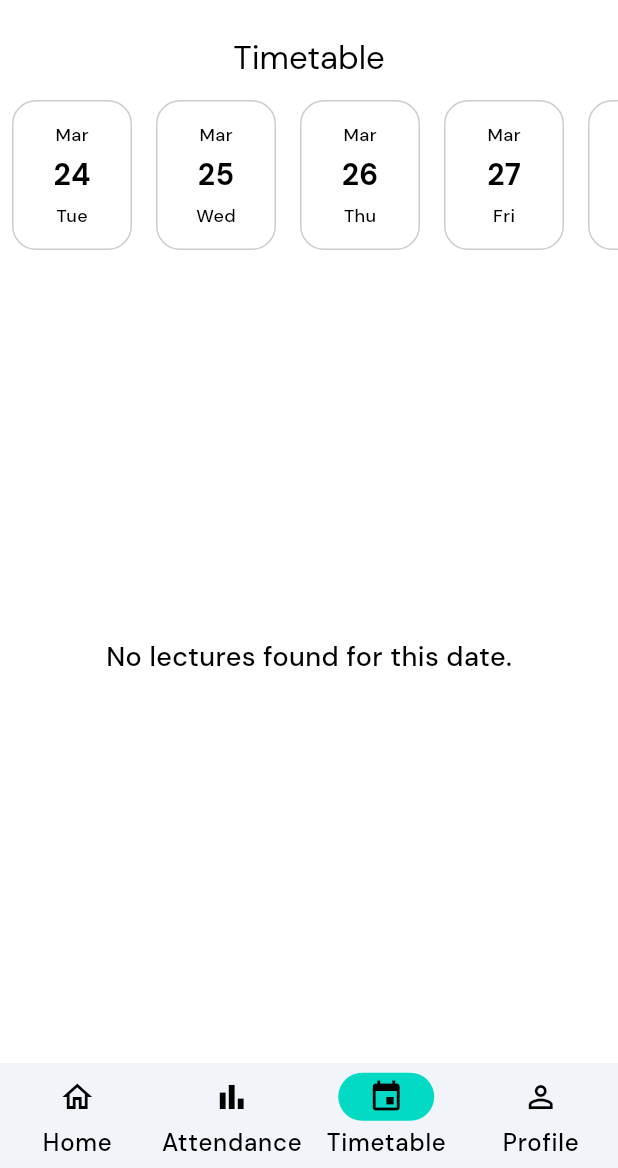
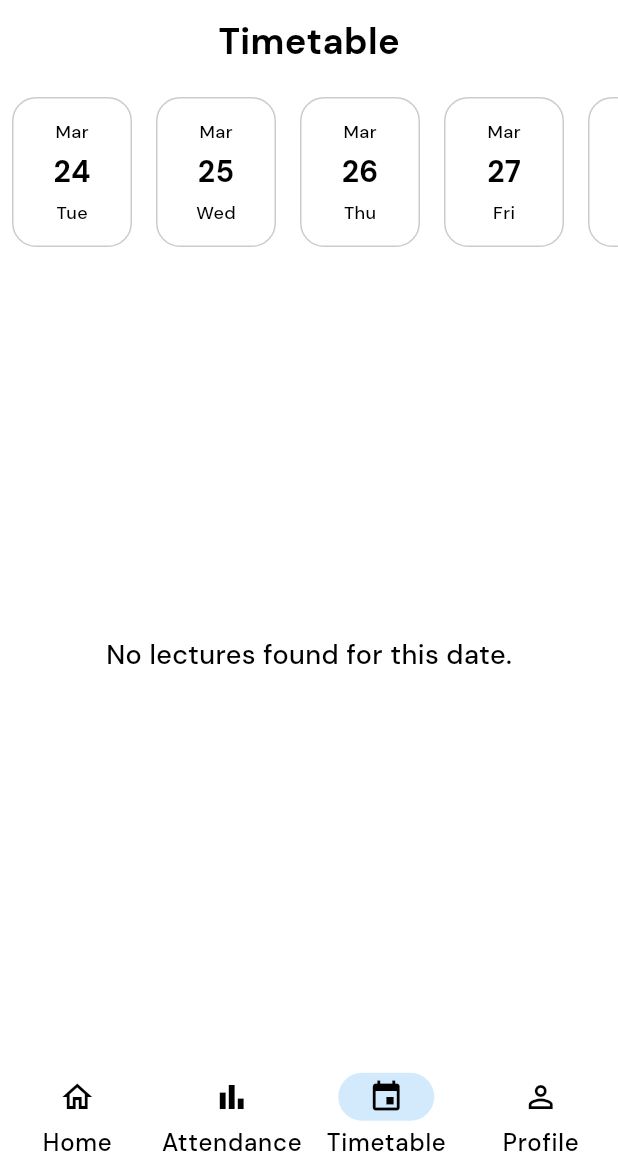
Before and after one commit to AmeyR1202/Campus_Connect, a Flutter app: the TimetablePage screen opened by its route, on a phone screen of 412 x 824 dp, the part 68-1236 px from its top. Run offline on Flutter 3.47's test engine with Material 3 defaults, Android fonts, the light colour scheme and no system bars; our stand-ins replace bloc_concurrency, cloud_firestore, equatable, firebase_auth, firebase_core, flutter_bloc and 5 more; accounts and stored records are empty; statements that could not run were skipped.

Commit message:
feat(attendance): minor ui alignment fixed

```diff
--- a/lib/features/attendance/presentation/pages/timetable_page.dart
+++ b/lib/features/attendance/presentation/pages/timetable_page.dart
@@ -1,4 +1,5 @@
 import 'package:campus_connect/core/session/session_cubit.dart';
+import 'package:campus_connect/core/theme/app_theme.dart';
 import 'package:campus_connect/core/theme/theme_helper.dart';
 import 'package:campus_connect/core/widgets/loader.dart';
 import 'package:campus_connect/features/attendance/domain/entities/attendance_entity.dart';
@@ -40,7 +41,9 @@ class _TimetablePageState extends State<TimetablePage> {
       FetchAllSubjectsStatsEvent(userId: userId),
     );
     context.read<AttendanceBloc>().add(
-      FetchAttendanceEvent(userId: userId), // Fetches all attendance records globally
+      FetchAttendanceEvent(
+        userId: userId,
+      ), // Fetches all attendance records globally
     );
     // Last 7 days including today
     weekDates = List.generate(7, (index) {
@@ -77,15 +80,16 @@ class _TimetablePageState extends State<TimetablePage> {
   @override
   Widget build(BuildContext context) {
     return Scaffold(
-      appBar: AppBar(
-        title: Text(
-          "Timetable",
-          style: TextStyle(color: AppThemeHelper.colors.textTertiary),
-        ),
-        centerTitle: true,
-      ),
       body: Column(
         children: [
+          Text(
+            "Timetable",
+            style: AppTheme.light.textTheme.headlineLarge?.copyWith(
+              color: AppThemeHelper.colors.textTertiary,
+            ),
+          ),
+          SizedBox(height: 20),
+
           /// Date Selector
           DateSelectorWidget(
             dates: weekDates,
--- a/lib/features/attendance/presentation/widgets/action_button.dart
+++ b/lib/features/attendance/presentation/widgets/action_button.dart
@@ -1,3 +1,4 @@
+import 'package:campus_connect/core/theme/theme_helper.dart';
 import 'package:flutter/material.dart';
 
 class ActionButton extends StatelessWidget {
@@ -16,11 +17,11 @@ class ActionButton extends StatelessWidget {
 
   @override
   Widget build(BuildContext context) {
-    final backgroundColor = isOutlined ? Colors.transparent : color;
+    final backgroundColor = isOutlined ? AppThemeHelper.colors.surface : color;
 
     final borderColor = color;
 
-    final textColor = isOutlined ? color : Colors.white;
+    final textColor = isOutlined ? color : AppThemeHelper.colors.surface;
 
     return SizedBox(
       height: 48,
--- a/lib/features/attendance/presentation/widgets/date_selector.dart
+++ b/lib/features/attendance/presentation/widgets/date_selector.dart
@@ -61,7 +61,7 @@ class DateSelectorWidget extends StatelessWidget {
                     style: TextStyle(
                       fontSize: 12,
                       color: isSelected
-                          ? Colors.white
+                          ? AppThemeHelper.colors.background
                           : AppThemeHelper.colors.textTertiary,
                       fontWeight: FontWeight.w500,
                     ),
@@ -76,7 +76,7 @@ class DateSelectorWidget extends StatelessWidget {
                       fontSize: 20,
                       fontWeight: FontWeight.bold,
                       color: isSelected
-                          ? Colors.white
+                          ? AppThemeHelper.colors.background
                           : AppThemeHelper.colors.textTertiary,
                     ),
                   ),
@@ -89,7 +89,7 @@ class DateSelectorWidget extends StatelessWidget {
                     style: TextStyle(
                       fontSize: 12,
                       color: isSelected
-                          ? Colors.white
+                          ? AppThemeHelper.colors.background
                           : AppThemeHelper.colors.textTertiary,
                     ),
                   ),
--- a/lib/features/attendance/presentation/widgets/status_chip.dart
+++ b/lib/features/attendance/presentation/widgets/status_chip.dart
@@ -19,7 +19,6 @@ class StatusChip extends StatelessWidget {
       decoration: BoxDecoration(
         color: color.withValues(alpha: 0.1),
         borderRadius: BorderRadius.circular(12),
-        border: Border.all(color: Colors.red),
       ),
       child: Row(
         mainAxisAlignment: MainAxisAlignment.center,
--- a/lib/main_presentation/main_screen.dart
+++ b/lib/main_presentation/main_screen.dart
@@ -29,7 +29,7 @@ class _MainScreenState extends State<MainScreen> {
 
   Widget _buildNavbar(int currentIndex) {
     return NavigationBar(
-      backgroundColor: AppThemeHelper.colors.surfaceVariant,
+      indicatorColor: AppThemeHelper.colors.primary.withValues(alpha: 0.2),
       height: 70,
       selectedIndex: currentIndex,
       onDestinationSelected: onTap,
```
Also changed, not shown: lib/features/attendance/presentation/pages/home_page.dart (+6 -2 lines), lib/features/attendance/presentation/widgets/bunker_planner.dart (+48 -21 lines).
